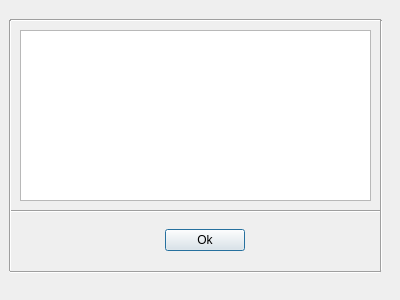
Qt form ui/review_show.ui (alexeikeler/db_course_project) before a commit.
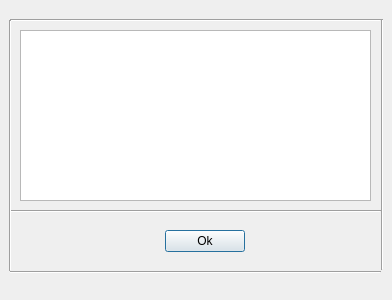
The same form after that commit. Icons and pictures are not drawn.

Diff of the .ui file:
```diff
--- a/ui/review_show.ui
+++ b/ui/review_show.ui
@@ -6,7 +6,7 @@
    <rect>
     <x>0</x>
     <y>0</y>
-    <width>400</width>
+    <width>392</width>
     <height>300</height>
    </rect>
   </property>
@@ -16,8 +16,8 @@
   <widget class="Line" name="line_4">
    <property name="geometry">
     <rect>
-     <x>371</x>
-     <y>20</y>
+     <x>372</x>
+     <y>19</y>
      <width>20</width>
      <height>251</height>
     </rect>
@@ -56,7 +56,7 @@
    <property name="geometry">
     <rect>
      <x>150</x>
-     <y>220</y>
+     <y>221</y>
      <width>111</width>
      <height>41</height>
     </rect>
```
